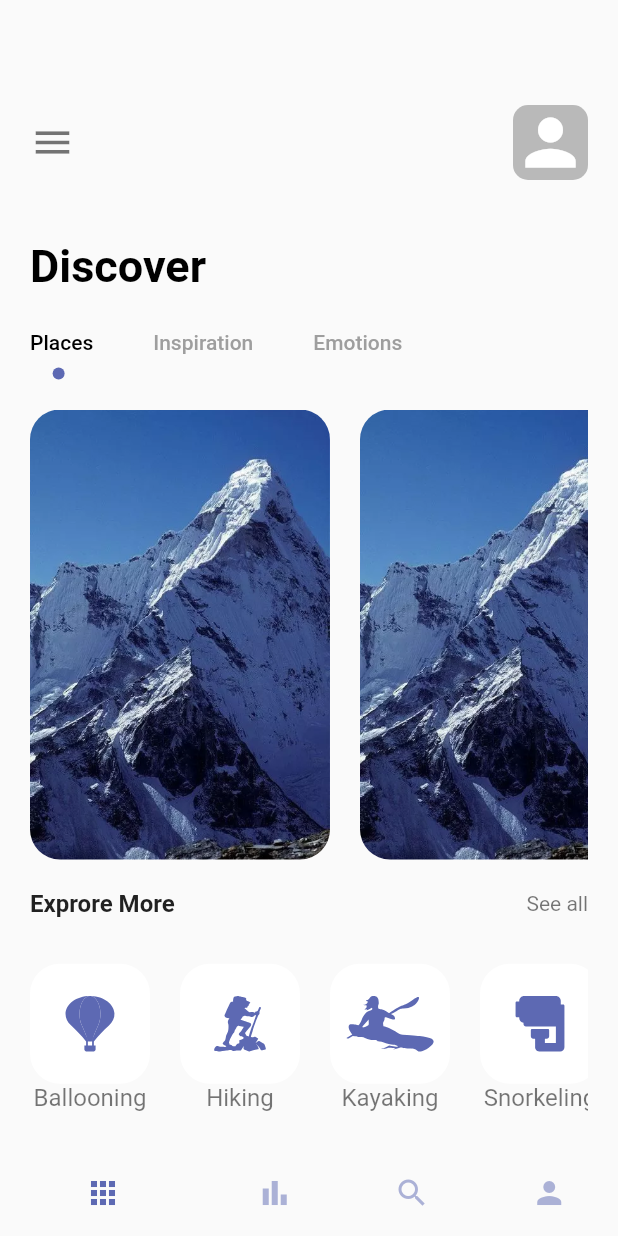
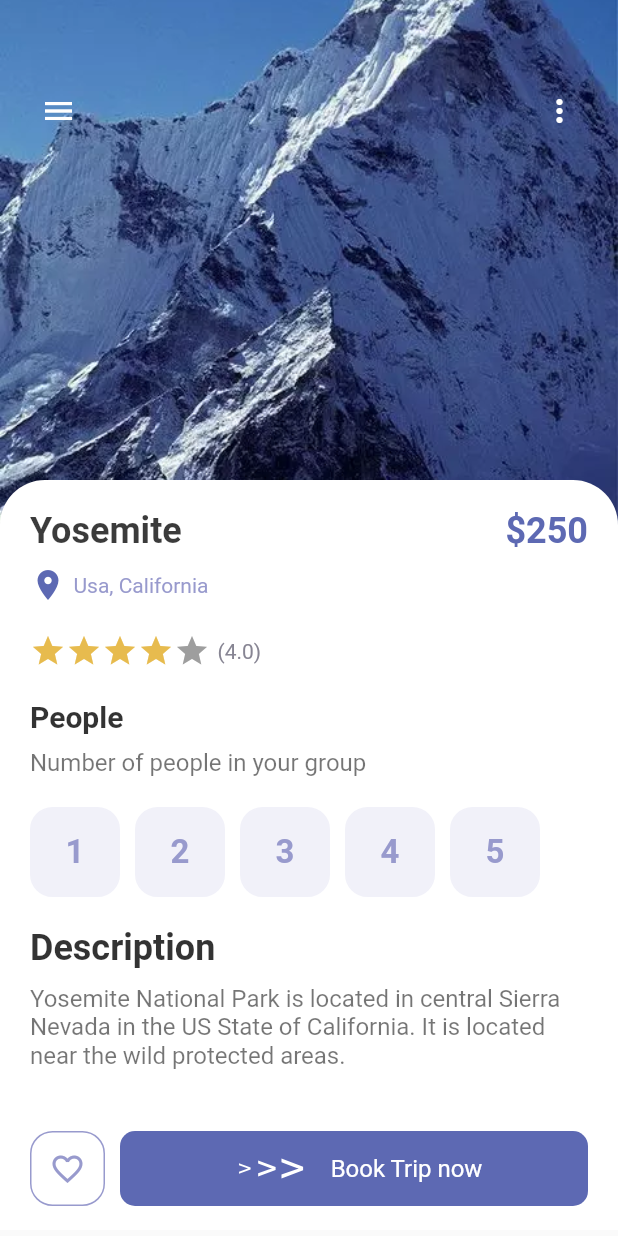
Before and after one commit to IlyasMukatdisov/flutter_demo, a Flutter app: the screen it shows after launch, on a phone screen of 412 x 824 dp. Run offline on Flutter 3.47's test engine with Material 2 defaults, Android fonts, the phone set to English and light mode, and no system bars; our stand-ins replace flutter_svg.

Commit message:
detail.page.dart without scrolling

```diff
--- a/lib/main.dart
+++ b/lib/main.dart
@@ -1,5 +1,5 @@
 import 'package:flutter/material.dart';
-import 'package:flutter_demo/pages/navpages/main_page.dart';
+import 'package:flutter_demo/pages/detail.page.dart';
 
 void main() {
   runApp(const MyApp());
@@ -25,7 +25,7 @@ class MyApp extends StatelessWidget {
         // is not restarted.
         primarySwatch: Colors.blue,
       ),
-      home:  const MainPage() /*WelcomePage()*/
+      home: const DetailPage() /*WelcomePage()*/
     );
   }
 }
--- /dev/null
+++ b/lib/pages/detail.page.dart
@@ -0,0 +1,224 @@
+import 'package:flutter/cupertino.dart';
+import 'package:flutter/material.dart';
+import 'package:flutter_demo/res/colors/colors.dart';
+import 'package:flutter_demo/widgets/app_button.dart';
+import 'package:flutter_demo/widgets/app_large_text.dart';
+import 'package:flutter_demo/widgets/app_text.dart';
+import 'package:flutter_demo/widgets/responsive_button.dart';
+
+class DetailPage extends StatefulWidget {
+  const DetailPage({Key? key}) : super(key: key);
+
+  @override
+  State<DetailPage> createState() => _DetailPageState();
+}
+
+class _DetailPageState extends State<DetailPage> {
+  int gottenStars = 4;
+  int selectedIndex = -1;
+  int personNumber = 1;
+
+  @override
+  Widget build(BuildContext context) {
+    double width = MediaQuery.of(context).size.width;
+    return Scaffold(
+      body: Container(
+        width: double.maxFinite,
+        height: double.maxFinite,
+        child: Stack(
+          children: [
+            Positioned(
+                left: 0,
+                right: 0,
+                child: Container(
+                  width: double.maxFinite,
+                  height: 350,
+                  decoration: BoxDecoration(
+                      image: DecorationImage(
+                          image: AssetImage("img/mountain.webp"),
+                          fit: BoxFit.cover)),
+                )),
+            Positioned(
+                left: 15,
+                top: 50,
+                right: 15,
+                child: Container(
+                  width: width,
+                  child: Row(
+                    mainAxisAlignment: MainAxisAlignment.spaceBetween,
+                    children: [
+                      IconButton(
+                          onPressed: () {},
+                          icon: const Icon(
+                            Icons.menu,
+                            color: Colors.white,
+                          )),
+                      IconButton(
+                          onPressed: () {},
+                          icon: const Icon(
+                            Icons.more_vert,
+                            color: Colors.white,
+                          ))
+                    ],
+                  ),
+                )),
+            Positioned(
+                top: 320,
+                child: Container(
+                  width: width,
+                  height: 500,
+                  decoration: BoxDecoration(
+                      color: Colors.white,
+                      borderRadius: BorderRadius.only(
+                          topLeft: Radius.circular(30),
+                          topRight: Radius.circular(30))),
+                  child: Container(
+                    margin: EdgeInsets.only(top: 20, left: 20, right: 20),
+                    child: Column(
+                      crossAxisAlignment: CrossAxisAlignment.start,
+                      children: [
+                        Row(
+                          mainAxisAlignment: MainAxisAlignment.spaceBetween,
+                          children: [
+                            AppLargeText(
+                              text: "Yosemite",
+                              size: 24,
+                              color: Colors.black.withOpacity(0.77),
+                            ),
+                            AppLargeText(
+                              text: "\$250",
+                              size: 24,
+                              color: AppColors.mainColor,
+                            )
+                          ],
+                        ),
+                        SizedBox(height: 10),
+                        Row(
+                          children: [
+                            Icon(
+                              Icons.place,
+                              color: AppColors.mainColor,
+                            ),
+                            SizedBox(width: 5),
+                            AppText(
+                              text: "Usa, California",
+                              size: 14,
+                              color: AppColors.textColor1,
+                            )
+                          ],
+                        ),
+                        SizedBox(
+                          height: 20,
+                        ),
+                        Row(
+                          children: [
+                            Wrap(
+                              children: List.generate(5, (index) {
+                                return Icon(
+                                  Icons.star,
+                                  color: index < gottenStars
+                                      ? AppColors.starColor
+                                      : Colors.grey,
+                                );
+                              }),
+                            ),
+                            SizedBox(
+                              width: 5,
+                            ),
+                            AppText(
+                              text: "(4.0)",
+                              color: AppColors.textColor2,
+                              size: 14,
+                            )
+                          ],
+                        ),
+                        SizedBox(
+                          height: 20,
+                        ),
+                        AppLargeText(
+                          text: "People",
+                          size: 20,
+                          color: Colors.black.withOpacity(0.8),
+                        ),
+                        SizedBox(
+                          height: 10,
+                        ),
+                        AppText(
+                            text: "Number of people in your group", size: 16),
+                        SizedBox(
+                          height: 20,
+                        ),
+                        SingleChildScrollView(
+                          scrollDirection: Axis.horizontal,
+                          child: Row(
+                            children: [
+                              Wrap(
+                                children: List.generate(5, (index) {
+                                  return InkWell(
+                                    onTap: () {
+                                      setState(() {
+                                        selectedIndex = index;
+                                      });
+                                    },
+                                    child: AppButton(
+                                      borderColor: selectedIndex == index
+                                          ? Colors.black87
+                                          : AppColors.buttonBackground,
+                                      backgroundColor: selectedIndex == index
+                                          ? Colors.black87
+                                          : AppColors.buttonBackground,
+                                      size: 60,
+                                      text: "${index + 1}",
+                                      textColor: selectedIndex == index
+                                          ? Colors.white
+                                          : AppColors.textColor1,
+                                      textSize: 22,
+                                    ),
+                                  );
+                                }),
+                              ),
+                            ],
+                          ),
+                        ),
+                        SizedBox(height: 20),
+                        AppLargeText(
+                            text: "Description",
+                            size: 24,
+                            color: Colors.black.withOpacity(0.8)),
+                        SizedBox(
+                          height: 10,
+                        ),
+                        AppText(
+                            text:
+                                "Yosemite National Park is located in central Sierra Nevada in the US State of California. It is located near the wild protected areas. "),
+                      ],
+                    ),
+                  ),
+                )),
+            Positioned(
+                bottom: 20,
+                left: 20,
+                right: 20,
+                child: Row(
+                  children: [
+                    AppButton(
+                      borderColor: AppColors.textColor1,
+                      backgroundColor: Colors.white,
+                      size: 50,
+                      isIcon: true,
+                      icon: Icons.favorite_outline,
+                      iconColor: AppColors.textColor1,
+                    ),
+                    ResponsiveButton(
+                      height: 50,
+                      isResponsive: true,
+                      text: "Book Trip now",
+                    )
+                  ],
+                ))
+          ],
+        ),
+      ),
+    );
+  }
+}
--- a/lib/pages/navpages/home_page.dart
+++ b/lib/pages/home_page.dart
@@ -94,31 +94,31 @@ class _HomePageState extends State<HomePage> with TickerProviderStateMixin {
                     scrollDirection: Axis.horizontal,
                     itemBuilder: (BuildContext context, int index) {
                       return Container(
-                        margin: EdgeInsets.only(right: 20),
+                        margin: const EdgeInsets.only(right: 20),
                         width: 200,
                         height: 300,
                         decoration: BoxDecoration(
                             borderRadius: BorderRadius.circular(20),
                             color: Colors.white,
-                            image: DecorationImage(
+                            image: const DecorationImage(
                                 image: AssetImage("img/mountain.webp"),
                                 fit: BoxFit.cover)),
                       );
                     },
                   ),
-                  Text("There"),
-                  Text("Buy"),
+                  const Text("There"),
+                  const Text("Buy"),
                 ],
               ),
             ),
             //Explore More
             Container(
-              margin: EdgeInsets.only(left: 20, right: 20, top: 20),
+              margin: const EdgeInsets.only(left: 20, right: 20, top: 20),
               child: Row(
                 mainAxisAlignment: MainAxisAlignment.spaceBetween,
-                children: [
+                children: const [
                   AppLargeText(
-                    text: "Exprore More",
+                    text: "Explore More",
                     size: 16,
                     color: Colors.black87,
                   ),
@@ -133,13 +133,13 @@ class _HomePageState extends State<HomePage> with TickerProviderStateMixin {
             Container(
               height: 120,
               width: double.maxFinite,
-              margin: EdgeInsets.only(left: 20, right: 20, top: 20),
+              margin: const EdgeInsets.only(left: 20, right: 20, top: 20),
               child: ListView.builder(
                   scrollDirection: Axis.horizontal,
-                  itemCount: 4,
+                  itemCount: images.length,
                   itemBuilder: (context, index) {
                     return Container(
-                      margin: EdgeInsets.only(right: 20),
+                      margin: const EdgeInsets.only(right: 20),
                       child: Column(
                         mainAxisAlignment: MainAxisAlignment.center,
                         children: [
@@ -159,9 +159,7 @@ class _HomePageState extends State<HomePage> with TickerProviderStateMixin {
                               color: AppColors.mainColor,
                             ),
                           ),
-                          Container(
-                              child:
-                                  AppText(text: images.values.elementAt(index)))
+                          AppText(text: images.values.elementAt(index))
                         ],
                       ),
                     );
--- a/lib/pages/navpages/main_page.dart
+++ b/lib/pages/navpages/main_page.dart
@@ -1,5 +1,5 @@
 import 'package:flutter/material.dart';
-import 'package:flutter_demo/pages/navpages/home_page.dart';
+import 'package:flutter_demo/pages/home_page.dart';
 import 'package:flutter_demo/pages/navpages/my_page.dart';
 import 'package:flutter_demo/pages/navpages/bar_item_page.dart';
 import 'package:flutter_demo/pages/navpages/search_page.dart';
--- a/lib/pages/welcome_page.dart
+++ b/lib/pages/welcome_page.dart
@@ -54,7 +54,7 @@ class _WelcomePageState extends State<WelcomePage> {
                         const SizedBox(height: 20),
                         Container(
                           constraints: const BoxConstraints.tightFor(),
-                          child: const ResponsiveButton(
+                          child: ResponsiveButton(
                             height: 50,
                             width: 90,
                             borderRadius: 10, /*text: "Book Trip Now"*/
--- /dev/null
+++ b/lib/widgets/app_button.dart
@@ -0,0 +1,54 @@
+import 'package:flutter/cupertino.dart';
+import 'package:flutter_demo/widgets/app_large_text.dart';
+
+class AppButton extends StatelessWidget {
+  Color? iconColor;
+  Color? textColor;
+  double? textSize;
+  final Color borderColor;
+  final Color backgroundColor;
+  final double size;
+  String? text;
+  IconData? icon;
+  bool? isIcon;
+
+  AppButton(
+      {Key? key,
+      this.icon,
+      this.isIcon = false,
+      this.text,
+      this.textColor,
+      this.textSize,
+      required this.borderColor,
+      required this.backgroundColor,
+      required this.size,
+      this.iconColor})
+      : super(key: key);
+
+  @override
+  Widget build(BuildContext context) {
+    return Container(
+      margin: EdgeInsets.only(right: 10),
+      alignment: Alignment.center,
+      width: size,
+      height: size,
+      /*child: AppLargeText(
+        text: "${index + 1}",
+        color: index < personNumber ? Colors.white : Colors.black87,
+        size: 24,
+      ),*/
+      decoration: BoxDecoration(
+        border: Border.all(color: borderColor, width: 1.0),
+        color: backgroundColor,
+        borderRadius: BorderRadius.circular(15),
+      ),
+      child: isIcon == false
+          ? AppLargeText(
+              text: text!,
+              color: textColor!,
+              size: textSize!,
+            )
+          : Icon(icon, color: iconColor),
+    );
+  }
+}
--- a/lib/widgets/responsive_button.dart
+++ b/lib/widgets/responsive_button.dart
@@ -5,24 +5,24 @@ import 'package:flutter_svg/flutter_svg.dart';
 
 class ResponsiveButton extends StatelessWidget {
   final bool isResponsive;
-  final double width;
-  final double height;
+  double? width;
+  double? height;
   final double borderRadius;
   final String text;
 
-  const ResponsiveButton(
+  ResponsiveButton(
       {Key? key,
       this.isResponsive = false,
-      this.width = 100,
-      this.height = 50,
+      this.width,
+      this.height,
       this.text = "",
       this.borderRadius = 10})
       : super(key: key);
 
   @override
   Widget build(BuildContext context) {
-    if (isResponsive){
-      return Container(
+    return Flexible(
+      child: Container(
         width: width,
         height: height,
         decoration: BoxDecoration(
@@ -39,7 +39,7 @@ class ResponsiveButton extends StatelessWidget {
               color: Colors.white,
             ),
             SizedBox(
-            width: 10,
+              width: isResponsive == false ? 0 : 10,
               height: height,
             ),
             AppText(
@@ -49,37 +49,7 @@ class ResponsiveButton extends StatelessWidget {
             )
           ],
         ),
-      );
-    }
-    else {
-      return Container(
-        width: width,
-        height: height,
-        decoration: BoxDecoration(
-            borderRadius: BorderRadius.circular(borderRadius),
-            color: AppColors.mainColor),
-        child: Row(
-          mainAxisAlignment: MainAxisAlignment.center,
-          children: [
-            SvgPicture.asset(
-              "img/button-one.svg",
-              width: 60,
-              height: 25,
-              alignment: Alignment.center,
-              color: Colors.white,
-            ),
-            /*SizedBox(
-            width: 10,
-            height: height,
-          ),
-          AppText(
-            size: 16,
-            text: text,
-            color: Colors.white,
-          )*/
-          ],
       ),
     );
   }
 }
-}
```
Lines whose indentation alone changed are shown as unchanged.
